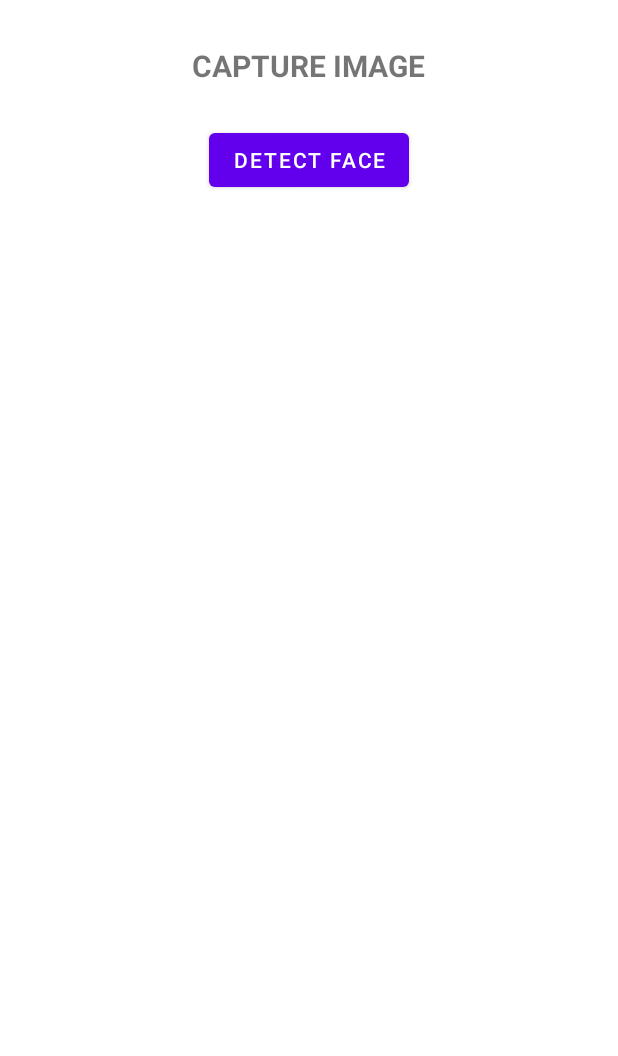
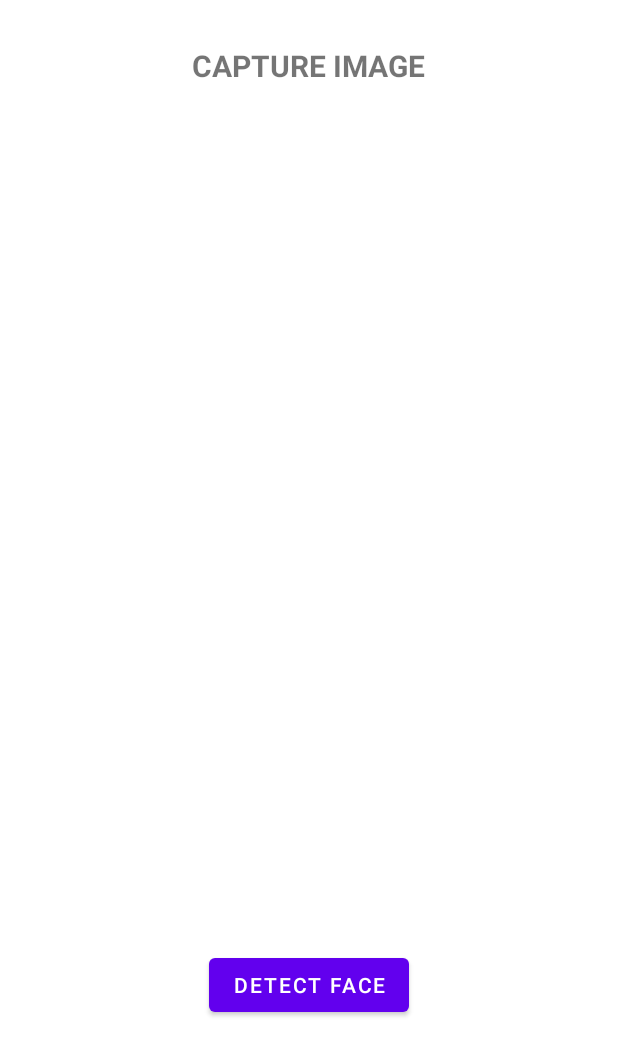
Before and after one commit to Mopheshi/FaceDetection, an Android app: the CaptureActivity screen opened directly, with no data from a screen before it, on a phone screen of 412 x 824 dp. Shown: the top 1056 px of the screen. Run offline under Robolectric (Android 15) with nearby library versions, the phone set to English and light mode, and no system bars; libraries missing offline, so code that uses them is left out: com.google.mlkit.vision; 2 statements that could not run were skipped.

Commit message:
...in progress!

```diff
--- a/app/src/main/res/layout/activity_capture.xml
+++ b/app/src/main/res/layout/activity_capture.xml
@@ -24,7 +24,7 @@
         <ImageView
             android:id="@+id/imageView"
             android:layout_width="match_parent"
-            android:layout_height="wrap_content"
+            android:layout_height="550dp"
             android:layout_gravity="center"
             android:layout_marginTop="10dp" />
 
```
